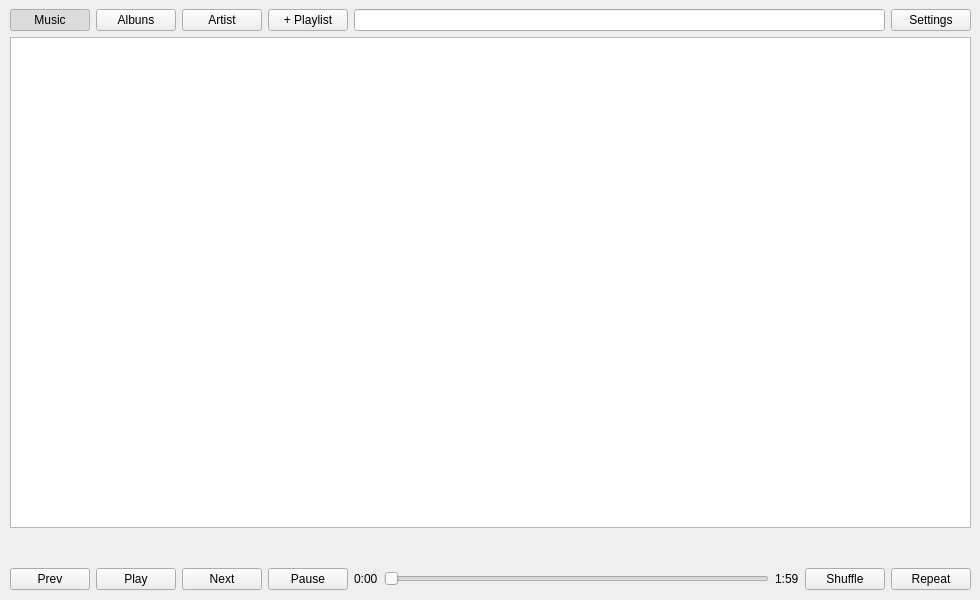
Old version of the form src/main_window.ui in the repository mclara-s/EDB-LP_FinalProj_MusicPlayer.
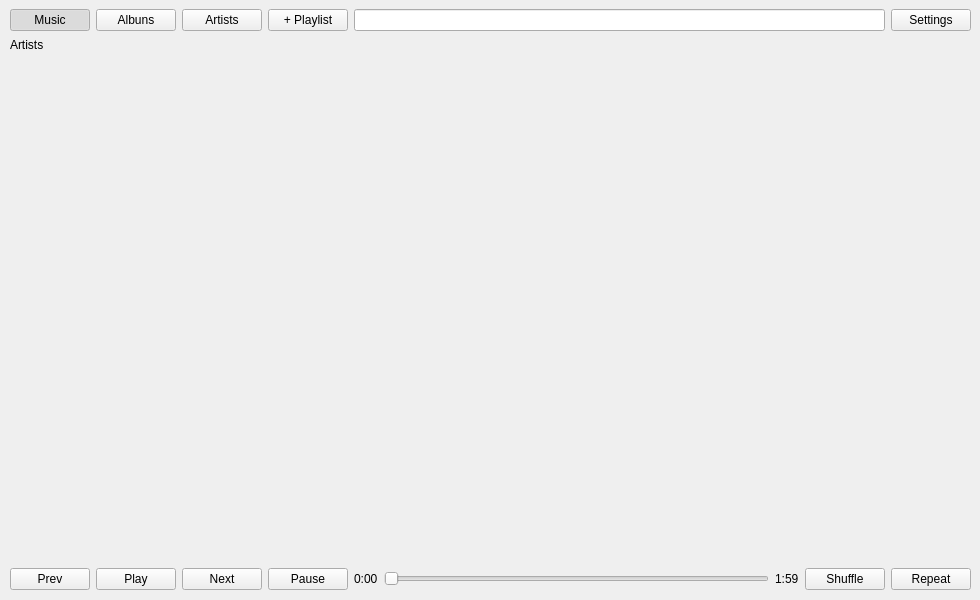
New version of the form. The open tabs and pages were chosen to show the change.

Commit message: Movendo arquivos para o diretório src e melhorando a interface

```diff
--- a/src/main_window.ui
+++ b/src/main_window.ui
@@ -55,7 +55,7 @@
        <item>
         <widget class="QPushButton" name="pushButton">
          <property name="text">
-          <string>Artist</string>
+          <string>Artists</string>
          </property>
          <property name="checkable">
           <bool>true</bool>
@@ -119,6 +119,21 @@
          </property>
         </widget>
        </widget>
+       <widget class="QWidget" name="artistsPage">
+        <widget class="QLabel" name="label_4">
+         <property name="geometry">
+          <rect>
+           <x>0</x>
+           <y>0</y>
+           <width>59</width>
+           <height>16</height>
+          </rect>
+         </property>
+         <property name="text">
+          <string>Artists</string>
+         </property>
+        </widget>
+       </widget>
       </widget>
      </item>
      <item>
```
Left out of the diff: 38 changed lines with no effect on the pictures.
